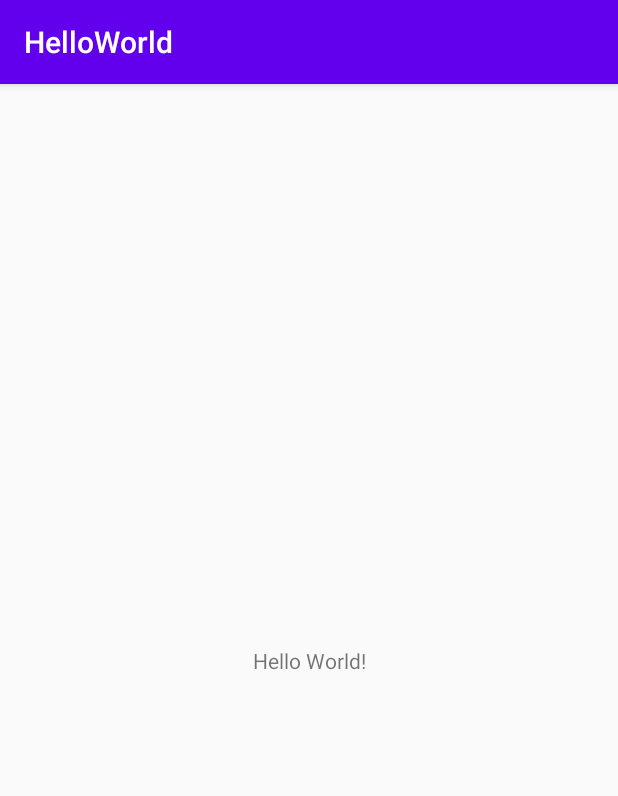
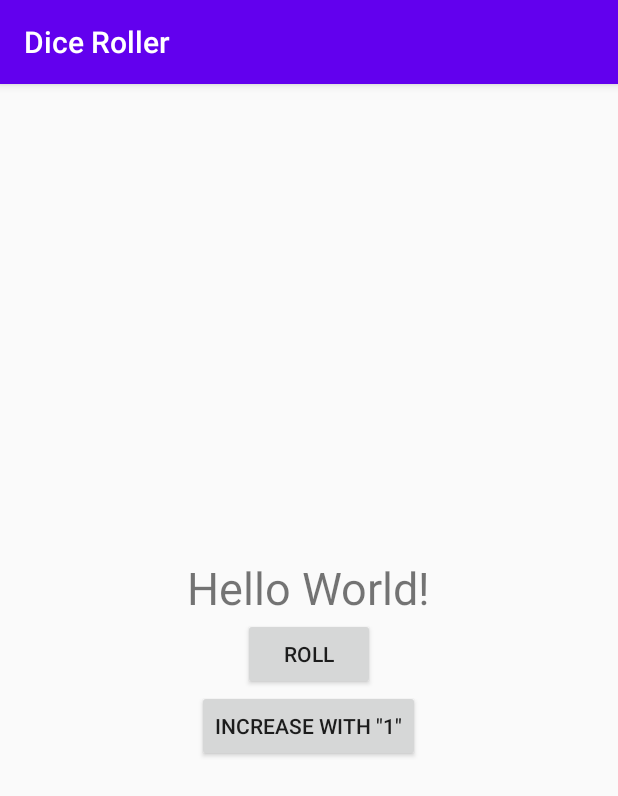
Before and after one commit to karloti/Kotlin, an Android app: the screen it shows after launch (MainActivity), on a phone screen of 412 x 824 dp. Shown: the top 796 px of the screen. Run offline under Robolectric (Android 15) with nearby library versions, the phone set to English and light mode, and no system bars.

Commit message:
Android Kotlin Fundamentals 01.2: Anatomy of Basic Android Project
Challenge:

Add a second button to the app labeled "Count Up" that appears just below the Roll button. When tapped, the Count Up button should get the current value of the result text view, add 1 to it, and update the text view. Make sure you handle these edge cases:

If the result text view does not yet contain a number (that is, if the text view still has the default "Hello World" string), set the result text to 1.
If the number is already 6, do nothing.

Signed-off-by: Karloti <skarloti@gmail.com>

```diff
--- a/app/build.gradle
+++ b/app/build.gradle
@@ -30,7 +30,7 @@ dependencies {
     implementation 'androidx.core:core-ktx:1.3.1'
     implementation 'androidx.appcompat:appcompat:1.2.0'
     implementation 'androidx.constraintlayout:constraintlayout:2.0.1'
-    testImplementation 'junit:junit:4.12'
+    testImplementation 'junit:junit:4.13'
     androidTestImplementation 'androidx.test.ext:junit:1.1.2'
     androidTestImplementation 'androidx.test.espresso:espresso-core:3.3.0'
 
--- a/app/src/main/AndroidManifest.xml
+++ b/app/src/main/AndroidManifest.xml
@@ -8,6 +8,7 @@
         android:label="@string/app_name"
         android:roundIcon="@mipmap/ic_launcher_round"
         android:supportsRtl="true"
+        android:fullBackupContent="@xml/backup_descriptor"
         android:theme="@style/AppTheme">
         <activity android:name=".MainActivity">
             <intent-filter>
--- a/app/src/main/java/com/karloti/helloworld/MainActivity.kt
+++ b/app/src/main/java/com/karloti/helloworld/MainActivity.kt
@@ -1,11 +1,24 @@
 package com.karloti.helloworld
 
+import android.os.Bundle
+import android.view.View
 import androidx.appcompat.app.AppCompatActivity
-import android.os.Bundle
+import kotlinx.android.synthetic.main.activity_main.*
 
 class MainActivity : AppCompatActivity() {
+    private var number: Int = 0
     override fun onCreate(savedInstanceState: Bundle?) {
         super.onCreate(savedInstanceState)
         setContentView(R.layout.activity_main)
     }
+
+    fun incText(view: View) {
+        if (number != 0) number = resultText.text.toString().toInt()
+        if (number < 6) number++
+        resultText.text = number.toString()
+    }
+
+    fun rollDice(view: View) {
+        resultText.text = (1..6).random().toString()
+    }
 }
--- a/app/src/main/res/layout/activity_main.xml
+++ b/app/src/main/res/layout/activity_main.xml
@@ -1,18 +1,35 @@
 <?xml version="1.0" encoding="utf-8"?>
-<androidx.constraintlayout.widget.ConstraintLayout xmlns:android="http://schemas.android.com/apk/res/android"
-    xmlns:app="http://schemas.android.com/apk/res-auto"
+
+<LinearLayout xmlns:android="http://schemas.android.com/apk/res/android"
     xmlns:tools="http://schemas.android.com/tools"
-    android:layout_width="match_parent"
-    android:layout_height="match_parent"
+    android:id="@+id/linearLayout"
+    android:layout_width="wrap_content"
+    android:layout_height="wrap_content"
+    android:layout_gravity="center"
+    android:gravity="center"
+    android:orientation="vertical"
+    android:visibility="visible"
     tools:context=".MainActivity">
 
     <TextView
+        android:id="@+id/resultText"
         android:layout_width="wrap_content"
         android:layout_height="wrap_content"
-        android:text="Hello World!"
-        app:layout_constraintBottom_toBottomOf="parent"
-        app:layout_constraintLeft_toLeftOf="parent"
-        app:layout_constraintRight_toRightOf="parent"
-        app:layout_constraintTop_toTopOf="parent" />
+        android:text="@string/textText"
+        android:textSize="30sp" />
 
-</androidx.constraintlayout.widget.ConstraintLayout>
+    <Button
+        android:id="@+id/rollButton"
+        android:layout_width="wrap_content"
+        android:layout_height="wrap_content"
+        android:onClick="rollDice"
+        android:text="@string/roll_label" />
+
+    <Button
+        android:id="@+id/incButton"
+        android:layout_width="wrap_content"
+        android:layout_height="wrap_content"
+        android:onClick="incText"
+        android:text="@string/button" />
+
+</LinearLayout>
--- a/app/src/main/res/values/strings.xml
+++ b/app/src/main/res/values/strings.xml
@@ -1,3 +1,6 @@
 <resources>
-    <string name="app_name">HelloWorld</string>
+    <string name="app_name">Dice Roller</string>
+    <string name="roll_label">Roll</string>
+    <string name="button">Increase with \"1\"</string>
+    <string name="textText">Hello World!</string>
 </resources>
--- /dev/null
+++ b/app/src/main/res/xml/backup_descriptor.xml
@@ -0,0 +1,4 @@
+<?xml version="1.0" encoding="utf-8"?>
+<full-backup-content>
+    <!-- Exclude specific shared preferences that contain GCM registration Id -->
+</full-backup-content>
```
Also changed, not shown: app/src/main/res/drawable/ic_launcher_foreground.xml (renamed from app/src/main/res/drawable-v24/ic_launcher_foreground.xml), app/src/main/res/mipmap-anydpi/ic_launcher.xml (renamed from app/src/main/res/mipmap-anydpi-v26/ic_launcher.xml), app/src/main/res/mipmap-anydpi/ic_launcher_round.xml (renamed from app/src/main/res/mipmap-anydpi-v26/ic_launcher_round.xml), 1 other file.
